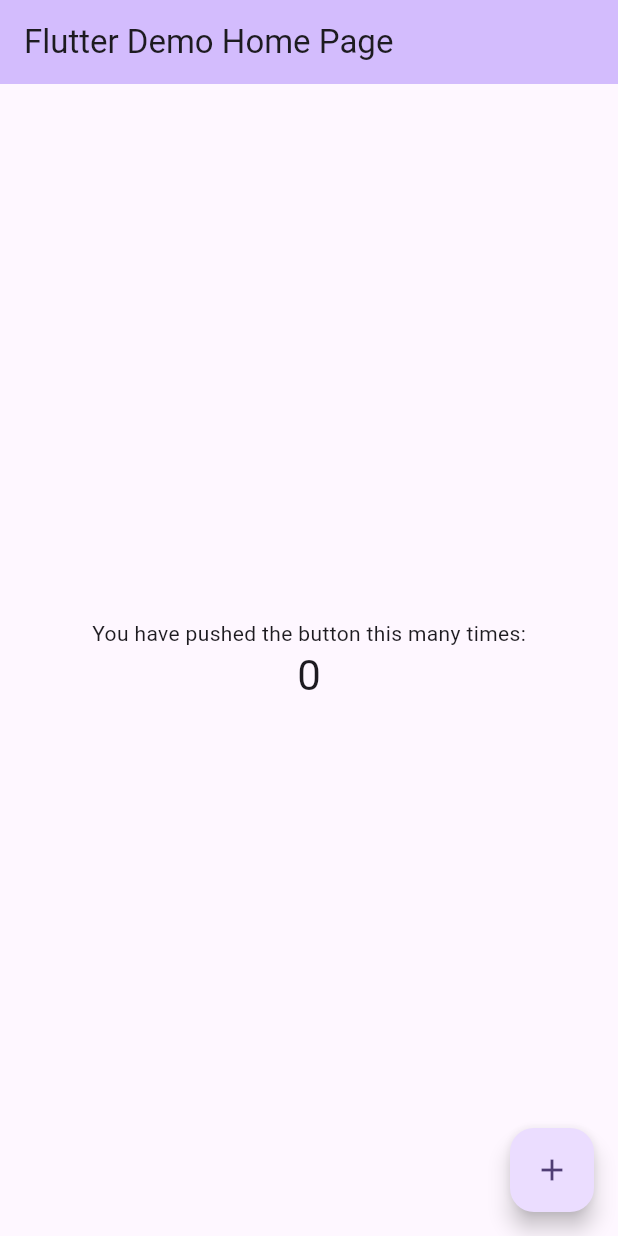
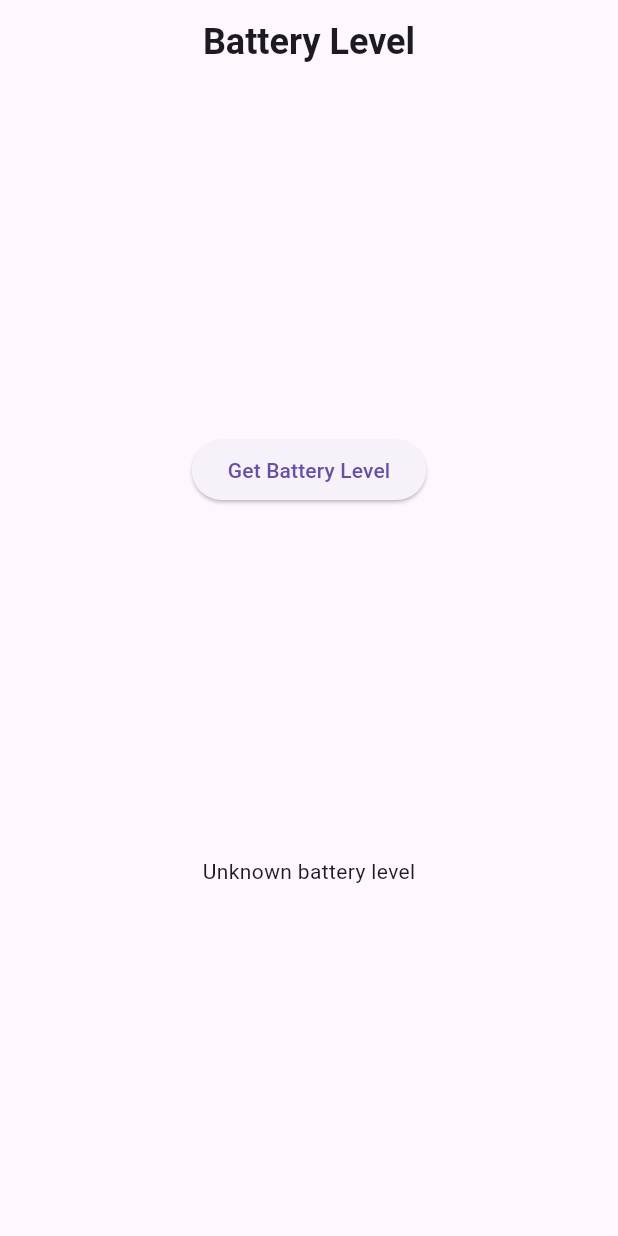
Before and after one commit to AhmedTarek-f/native-channel-app, a Flutter app: the screen it shows after launch, on a phone screen of 412 x 824 dp. Run offline on Flutter 3.47's test engine with Material 3 defaults, Android fonts, the phone set to English and light mode, and no system bars; our stand-ins replace equatable, flutter_bloc.

Commit message:
feat(battery-level): adding battery level feature (Method Channel)

```diff
--- /dev/null
+++ b/lib/core/state_status/state_status.dart
@@ -0,0 +1,21 @@
+enum Status { initial, loading, success, failure }
+
+class StateStatus<T> {
+  final Status status;
+  final T? data;
+  final String? errorMessage;
+
+  const StateStatus._({required this.status, this.data, this.errorMessage});
+
+  const StateStatus.initial() : this._(status: Status.initial);
+  const StateStatus.loading() : this._(status: Status.loading);
+  const StateStatus.success(T data)
+    : this._(status: Status.success, data: data);
+  const StateStatus.failure(String error)
+    : this._(status: Status.failure, errorMessage: error);
+
+  bool get isInitial => status == Status.initial;
+  bool get isLoading => status == Status.loading;
+  bool get isSuccess => status == Status.success;
+  bool get isFailure => status == Status.failure;
+}
--- /dev/null
+++ b/lib/features/battery_level/views/battery_level_view.dart
@@ -0,0 +1,20 @@
+import 'package:flutter/material.dart';
+import 'package:flutter_bloc/flutter_bloc.dart';
+import 'package:native_battery_level/features/battery_level/views/widgets/battery_level_app_bar.dart';
+import 'package:native_battery_level/features/battery_level/views/widgets/battery_level_view_body.dart';
+import 'package:native_battery_level/features/battery_level/views_model/battery_level_cubit.dart';
+
+class BatteryLevelView extends StatelessWidget {
+  const BatteryLevelView({super.key});
+
+  @override
+  Widget build(BuildContext context) {
+    return BlocProvider<BatteryLevelCubit>(
+      create: (context) => BatteryLevelCubit(),
+      child: const Scaffold(
+        appBar: BatteryLevelAppBar(),
+        body: BatteryLevelViewBody(),
+      ),
+    );
+  }
+}
--- /dev/null
+++ b/lib/features/battery_level/views/widgets/battery_level_app_bar.dart
@@ -0,0 +1,21 @@
+import 'package:flutter/material.dart';
+
+class BatteryLevelAppBar extends StatelessWidget
+    implements PreferredSizeWidget {
+  const BatteryLevelAppBar({super.key});
+
+  @override
+  Widget build(BuildContext context) {
+    return AppBar(
+      title: const Text(
+        "Battery Level",
+        style: TextStyle(fontSize: 24, fontWeight: FontWeight.w700),
+      ),
+      centerTitle: true,
+      automaticallyImplyLeading: false,
+    );
+  }
+
+  @override
+  Size get preferredSize => const Size.fromHeight(kToolbarHeight);
+}
--- /dev/null
+++ b/lib/features/battery_level/views/widgets/battery_level_view_body.dart
@@ -0,0 +1,49 @@
+import 'package:flutter/material.dart';
+import 'package:flutter_bloc/flutter_bloc.dart';
+import 'package:native_battery_level/features/battery_level/views_model/battery_level_cubit.dart';
+import 'package:native_battery_level/features/battery_level/views_model/battery_level_intent.dart';
+import 'package:native_battery_level/features/battery_level/views_model/battery_level_state.dart';
+
+class BatteryLevelViewBody extends StatelessWidget {
+  const BatteryLevelViewBody({super.key});
+
+  @override
+  Widget build(BuildContext context) {
+    final homeCubit = BlocProvider.of<BatteryLevelCubit>(context);
+    return Center(
+      child: Column(
+        mainAxisAlignment: MainAxisAlignment.spaceEvenly,
+        children: [
+          BlocBuilder<BatteryLevelCubit, BatteryLevelState>(
+            builder: (context, state) => state.batteryStatus.isLoading
+                ? ElevatedButton(
+                    onPressed: () {},
+                    child: const Center(
+                      child: CircularProgressIndicator(
+                        color: Colors.blueAccent,
+                      ),
+                    ),
+                  )
+                : ElevatedButton(
+                    onPressed: () async => await homeCubit.doIntent(
+                      intent: GetBatteryLevelIntent(),
+                    ),
+                    child: const Text('Get Battery Level'),
+                  ),
+          ),
+          BlocBuilder<BatteryLevelCubit, BatteryLevelState>(
+            builder: (context, state) {
+              if (state.batteryStatus.isLoading) {
+                return const Text("Loading ...");
+              } else if (state.batteryStatus.isFailure) {
+                return Text(state.batteryStatus.errorMessage ?? "");
+              } else {
+                return Text(state.batteryStatus.data ?? "");
+              }
+            },
+          ),
+        ],
+      ),
+    );
+  }
+}
--- /dev/null
+++ b/lib/features/battery_level/views_model/battery_level_cubit.dart
@@ -0,0 +1,37 @@
+import 'package:flutter/services.dart';
+import 'package:flutter_bloc/flutter_bloc.dart';
+import 'package:native_battery_level/core/state_status/state_status.dart';
+import 'package:native_battery_level/features/battery_level/views_model/battery_level_intent.dart';
+import 'package:native_battery_level/features/battery_level/views_model/battery_level_state.dart';
+
+class BatteryLevelCubit extends Cubit<BatteryLevelState> {
+  BatteryLevelCubit() : super(const BatteryLevelState());
+  final _platform = const MethodChannel('samples.flutter.dev/battery');
+
+  Future<void> doIntent({required BatteryLevelIntent intent}) async {
+    switch (intent) {
+      case GetBatteryLevelIntent():
+        await _getBatteryLevel();
+    }
+  }
+
+  Future<void> _getBatteryLevel() async {
+    try {
+      emit(state.copyWith(batteryStatus: const StateStatus.loading()));
+      final result = await _platform.invokeMethod<int>('getBatteryLevel');
+      emit(
+        state.copyWith(
+          batteryStatus: StateStatus.success('Battery level at $result % .'),
+        ),
+      );
+    } on PlatformException catch (e) {
+      emit(
+        state.copyWith(
+          batteryStatus: StateStatus.failure(
+            "Failed to get battery level: '${e.message}'.",
+          ),
+        ),
+      );
+    }
+  }
+}
--- /dev/null
+++ b/lib/features/battery_level/views_model/battery_level_intent.dart
@@ -0,0 +1,3 @@
+sealed class BatteryLevelIntent {}
+
+class GetBatteryLevelIntent extends BatteryLevelIntent {}
--- /dev/null
+++ b/lib/features/battery_level/views_model/battery_level_state.dart
@@ -0,0 +1,18 @@
+import 'package:equatable/equatable.dart';
+import 'package:native_battery_level/core/state_status/state_status.dart';
+
+class BatteryLevelState extends Equatable {
+  final StateStatus<String> batteryStatus;
+  const BatteryLevelState({
+    this.batteryStatus = const StateStatus.success("Unknown battery level"),
+  });
+
+  BatteryLevelState copyWith({StateStatus<String>? batteryStatus}) {
+    return BatteryLevelState(
+      batteryStatus: batteryStatus ?? this.batteryStatus,
+    );
+  }
+
+  @override
+  List<Object?> get props => [batteryStatus];
+}
--- a/lib/main.dart
+++ b/lib/main.dart
@@ -1,122 +1,7 @@
 import 'package:flutter/material.dart';
+import 'package:native_battery_level/native_channel_app.dart';
 
 void main() {
-  runApp(const MyApp());
+  WidgetsFlutterBinding.ensureInitialized();
+  runApp(const NativeChannelApp());
 }
-
-class MyApp extends StatelessWidget {
-  const MyApp({super.key});
-
-  // This widget is the root of your application.
-  @override
-  Widget build(BuildContext context) {
-    return MaterialApp(
-      title: 'Flutter Demo',
-      theme: ThemeData(
-        // This is the theme of your application.
-        //
-        // TRY THIS: Try running your application with "flutter run". You'll see
-        // the application has a purple toolbar. Then, without quitting the app,
-        // try changing the seedColor in the colorScheme below to Colors.green
-        // and then invoke "hot reload" (save your changes or press the "hot
-        // reload" button in a Flutter-supported IDE, or press "r" if you used
-        // the command line to start the app).
-        //
-        // Notice that the counter didn't reset back to zero; the application
-        // state is not lost during the reload. To reset the state, use hot
-        // restart instead.
-        //
-        // This works for code too, not just values: Most code changes can be
-        // tested with just a hot reload.
-        colorScheme: ColorScheme.fromSeed(seedColor: Colors.deepPurple),
-      ),
-      home: const MyHomePage(title: 'Flutter Demo Home Page'),
-    );
-  }
-}
-
-class MyHomePage extends StatefulWidget {
-  const MyHomePage({super.key, required this.title});
-
-  // This widget is the home page of your application. It is stateful, meaning
-  // that it has a State object (defined below) that contains fields that affect
-  // how it looks.
-
-  // This class is the configuration for the state. It holds the values (in this
-  // case the title) provided by the parent (in this case the App widget) and
-  // used by the build method of the State. Fields in a Widget subclass are
-  // always marked "final".
-
-  final String title;
-
-  @override
-  State<MyHomePage> createState() => _MyHomePageState();
-}
-
-class _MyHomePageState extends State<MyHomePage> {
-  int _counter = 0;
-
-  void _incrementCounter() {
-    setState(() {
-      // This call to setState tells the Flutter framework that something has
-      // changed in this State, which causes it to rerun the build method below
-      // so that the display can reflect the updated values. If we changed
-      // _counter without calling setState(), then the build method would not be
-      // called again, and so nothing would appear to happen.
-      _counter++;
-    });
-  }
-
-  @override
-  Widget build(BuildContext context) {
-    // This method is rerun every time setState is called, for instance as done
-    // by the _incrementCounter method above.
-    //
-    // The Flutter framework has been optimized to make rerunning build methods
-    // fast, so that you can just rebuild anything that needs updating rather
-    // than having to individually change instances of widgets.
-    return Scaffold(
-      appBar: AppBar(
-        // TRY THIS: Try changing the color here to a specific color (to
-        // Colors.amber, perhaps?) and trigger a hot reload to see the AppBar
-        // change color while the other colors stay the same.
-        backgroundColor: Theme.of(context).colorScheme.inversePrimary,
-        // Here we take the value from the MyHomePage object that was created by
-        // the App.build method, and use it to set our appbar title.
-        title: Text(widget.title),
-      ),
-      body: Center(
-        // Center is a layout widget. It takes a single child and positions it
-        // in the middle of the parent.
-        child: Column(
-          // Column is also a layout widget. It takes a list of children and
-          // arranges them vertically. By default, it sizes itself to fit its
-          // children horizontally, and tries to be as tall as its parent.
-          //
-          // Column has various properties to control how it sizes itself and
-          // how it positions its children. Here we use mainAxisAlignment to
-          // center the children vertically; the main axis here is the vertical
-          // axis because Columns are vertical (the cross axis would be
-          // horizontal).
-          //
-          // TRY THIS: Invoke "debug painting" (choose the "Toggle Debug Paint"
-          // action in the IDE, or press "p" in the console), to see the
-          // wireframe for each widget.
-          mainAxisAlignment: MainAxisAlignment.center,
-          children: <Widget>[
-            const Text('You have pushed the button this many times:'),
-            Text(
-              '$_counter',
-              style: Theme.of(context).textTheme.headlineMedium,
-            ),
-          ],
-        ),
-      ),
-      floatingActionButton: FloatingActionButton(
-        onPressed: _incrementCounter,
-        tooltip: 'Increment',
-        child: const Icon(Icons.add),
-      ), // This trailing comma makes auto-formatting nicer for build methods.
-    );
-  }
-}
--- /dev/null
+++ b/lib/native_channel_app.dart
@@ -0,0 +1,15 @@
+import 'package:flutter/material.dart';
+import 'package:native_battery_level/features/battery_level/views/battery_level_view.dart';
+
+class NativeChannelApp extends StatelessWidget {
+  const NativeChannelApp({super.key});
+
+  @override
+  Widget build(BuildContext context) {
+    return const MaterialApp(
+      title: 'Native Channels',
+      debugShowCheckedModeBanner: false,
+      home: BatteryLevelView(),
+    );
+  }
+}
```
Also changed, not shown: pubspec.yaml (+5 -67 lines), pubspec.lock, 2 other files.
